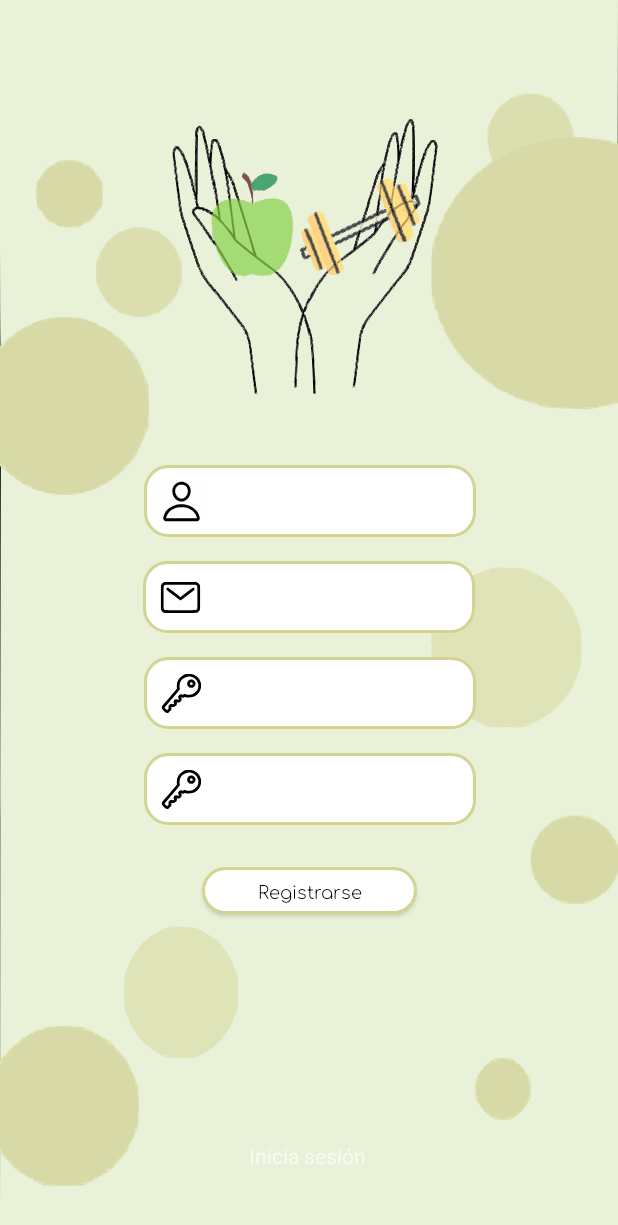
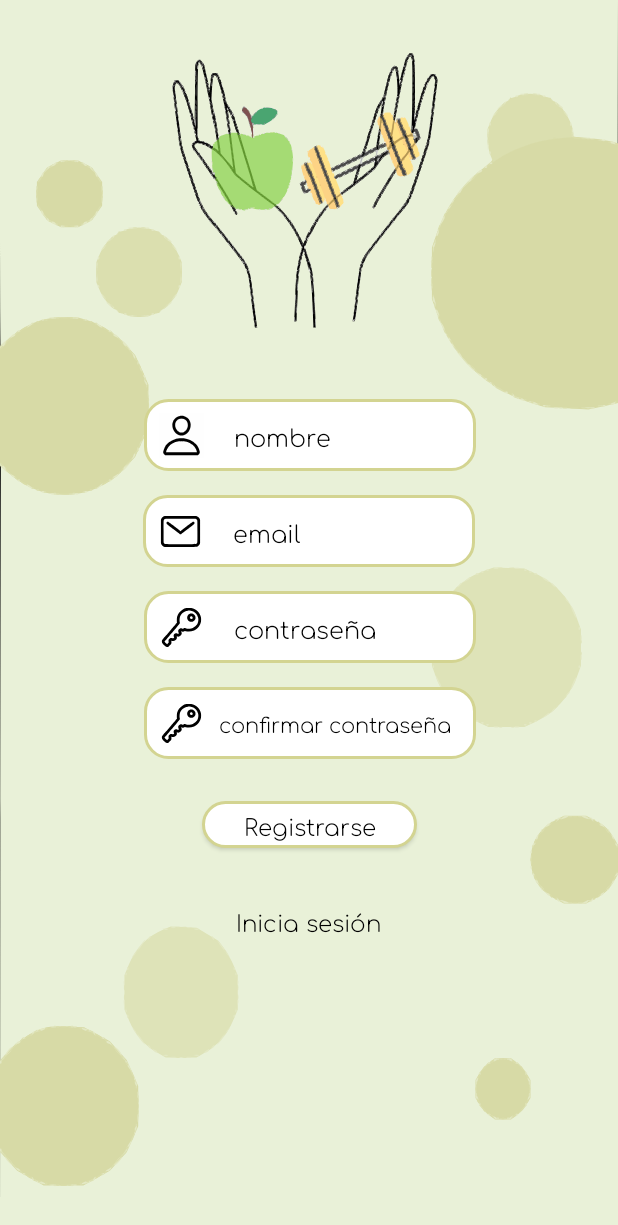
Before and after one commit to RaulMedR/Vitalize-PAMN, an Android app: the layout fragment_sign_up.xml on its own in the app's theme, with its tools: preview values and no code run, on a phone screen of 412 x 824 dp. Shown: the top 1225 px of the screen. Run offline under Robolectric (Android 15) with nearby library versions, the phone set to English and light mode, and no system bars.

Commit message:
SPRINT 1: Generación de templates I - Finalización de fragments de log in y sign up, estilos establecidos.

```diff
--- a/app/build.gradle
+++ b/app/build.gradle
@@ -41,4 +41,7 @@ dependencies {
     testImplementation 'junit:junit:4.13.2'
     androidTestImplementation 'androidx.test.ext:junit:1.1.3'
     androidTestImplementation 'androidx.test.espresso:espresso-core:3.4.0'
+    implementation 'androidx.constraintlayout:constraintlayout:2.1.4'
+    // To use constraintlayout in compose
+    implementation 'androidx.constraintlayout:constraintlayout-compose:1.0.1'
 }
--- a/app/src/main/res/layout/activity_main.xml
+++ b/app/src/main/res/layout/activity_main.xml
@@ -6,7 +6,7 @@
     tools:context=".MainActivity">
     <androidx.fragment.app.FragmentContainerView
         android:id="@+id/game_fragment"
-        android:name="com.example.vitalize.LogIn"
+        android:name="com.example.vitalize.SignUp"
         android:layout_width="0dp"
         android:layout_height="0dp"
         app:layout_constraintLeft_toLeftOf="parent"
--- a/app/src/main/res/layout/sign_up.xml
+++ b/app/src/main/res/layout/fragment_sign_up.xml
@@ -9,7 +9,7 @@
         android:id="@+id/logoUserRegister"
         android:layout_width="wrap_content"
         android:layout_height="wrap_content"
-        android:layout_marginTop="76dp"
+        android:layout_marginTop="32dp"
         android:foregroundGravity="center"
         app:layout_constraintEnd_toEndOf="parent"
         app:layout_constraintHorizontal_bias="0.497"
@@ -21,10 +21,8 @@
         android:id="@+id/buttonRegister"
         style="@style/ButtonStyle"
         android:layout_width="143dp"
-        android:layout_height="31dp"
         android:layout_marginTop="28dp"
         android:background="@drawable/input"
-        android:fontFamily="@font/comfortaa_light"
         android:text="@string/registrarse"
         app:layout_constraintEnd_toEndOf="parent"
         app:layout_constraintStart_toStartOf="parent"
@@ -33,18 +31,12 @@
 
     <EditText
         android:id="@+id/editTextNameRegister"
-        android:layout_width="221dp"
-        android:layout_height="48dp"
+        style="@style/TextStyleInput"
         android:layout_marginTop="44dp"
         android:background="@drawable/input"
         android:drawableLeft="@drawable/icon_user_input"
-        android:drawablePadding="15dp"
-        android:ems="10"
-        android:fontFamily="@font/comfortaa_light"
         android:hint="@string/nombre"
         android:inputType="textEmailAddress"
-        android:minHeight="48dp"
-        android:padding="10dp"
         app:layout_constraintEnd_toEndOf="parent"
         app:layout_constraintHorizontal_bias="0.505"
         app:layout_constraintStart_toStartOf="parent"
@@ -52,37 +44,25 @@
 
     <EditText
         android:id="@+id/editTextEmailAddressRegister"
-        android:layout_width="221dp"
-        android:layout_height="48dp"
+        style="@style/TextStyleInput"
         android:layout_marginTop="16dp"
         android:background="@drawable/input"
         android:drawableLeft="@drawable/icon_mail_input"
-        android:drawablePadding="15dp"
-        android:ems="10"
-        android:fontFamily="@font/comfortaa_light"
         android:hint="@string/email"
         android:inputType="textEmailAddress"
-        android:minHeight="48dp"
-        android:padding="10dp"
         app:layout_constraintEnd_toEndOf="parent"
         app:layout_constraintStart_toStartOf="parent"
         app:layout_constraintTop_toBottomOf="@+id/editTextNameRegister" />
 
     <EditText
         android:id="@+id/editTextPasswordRegister"
-        android:layout_width="221dp"
-        android:layout_height="48dp"
+        style="@style/TextStyleInput"
         android:layout_marginTop="16dp"
         android:autofillHints=""
         android:background="@drawable/input"
         android:drawableStart="@drawable/icon_password_input"
-        android:drawablePadding="15dp"
-        android:ems="10"
-        android:fontFamily="@font/comfortaa_light"
         android:hint="@string/contraseña"
         android:inputType="textPassword"
-        android:minHeight="48dp"
-        android:padding="10dp"
         app:layout_constraintEnd_toEndOf="parent"
         app:layout_constraintHorizontal_bias="0.505"
         app:layout_constraintStart_toStartOf="parent"
@@ -90,36 +70,30 @@
 
     <EditText
         android:id="@+id/editTextRepeatPasswordRegister"
-        android:layout_width="221dp"
-        android:layout_height="48dp"
+        style="@style/TextStyleInput"
         android:layout_marginTop="16dp"
         android:autofillHints=""
         android:background="@drawable/input"
         android:drawableStart="@drawable/icon_password_input"
-        android:drawablePadding="15dp"
-        android:ems="10"
-        android:fontFamily="@font/comfortaa_light"
         android:hint="@string/confirmar_contraseña"
         android:inputType="textPassword"
-        android:minHeight="48dp"
-        android:padding="10dp"
-        android:textSize="14dp"
         app:layout_constraintEnd_toEndOf="parent"
         app:layout_constraintHorizontal_bias="0.505"
         app:layout_constraintStart_toStartOf="parent"
-        app:layout_constraintTop_toBottomOf="@+id/editTextPasswordRegister" />
+        app:layout_constraintTop_toBottomOf="@+id/editTextPasswordRegister"
+        android:textSize="14dp"
+        android:drawablePadding="10dp"/>
 
     <TextView
         android:id="@+id/IniciaSesionRegister"
+        style="@style/TextStyleText"
         android:layout_width="wrap_content"
         android:layout_height="wrap_content"
-        android:layout_marginBottom="44dp"
+        android:layout_marginTop="36dp"
         android:text="@string/inicia_sesion"
-        app:layout_constraintBottom_toBottomOf="parent"
         app:layout_constraintEnd_toEndOf="parent"
         app:layout_constraintHorizontal_bias="0.498"
         app:layout_constraintStart_toStartOf="parent"
-        app:layout_constraintTop_toBottomOf="@+id/buttonRegister"
-        app:layout_constraintVertical_bias="1.0" />
+        app:layout_constraintTop_toBottomOf="@+id/buttonRegister" />
 
 </androidx.constraintlayout.widget.ConstraintLayout>
--- a/app/src/main/res/values/styles.xml
+++ b/app/src/main/res/values/styles.xml
@@ -7,11 +7,11 @@
         <item name="android:gravity">center</item>
         <item name="android:fontFamily">@font/comfortaa_light</item>
         <item name="android:textAlignment">center</item>
-        <item name="android:textSize">12dp</item>
-
+        <item name="android:textSize">15dp</item>
+        <item name="android:layout_height">31dp</item>
     </style>
 
-    <style name="TextStyleInput" parent="@android:style/Widget.Button">
+    <style name="TextStyleInput">
         <item name="android:textColor">@color/black</item>
         <item name="android:minHeight">48dp</item>
         <item name="android:padding">10dp</item>
@@ -21,9 +21,13 @@
         <item name="android:textColorHint">@color/black</item>
         <item name="android:background">@drawable/input</item>
         <item name="android:textSize">16dp</item>
-        <item name="android:drawablePadding">1dp</item>
+        <item name="android:drawablePadding">20dp</item>
+        <item name="android:textAlignment">textStart</item>
+    </style>
 
-
-
+    <style name="TextStyleText" >
+        <item name="android:textColor">@color/black</item>
+        <item name="android:fontFamily">@font/comfortaa_light</item>
+        <item name="android:textSize">15dp</item>
     </style>
 </resources>
```
Also changed, not shown: app/src/main/java/com/example/vitalize/SignUp.kt (+56 -1 lines), app/src/main/res/layout/fragment_log_in.xml (+3 -4 lines).
